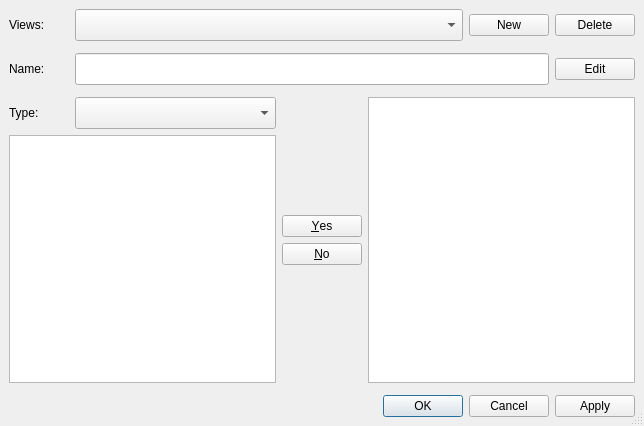
This is oom/widgets/trackvieweditorbase.ui in ccherrett/oom as Qt 5 draws it before an edit. The edited form follows.
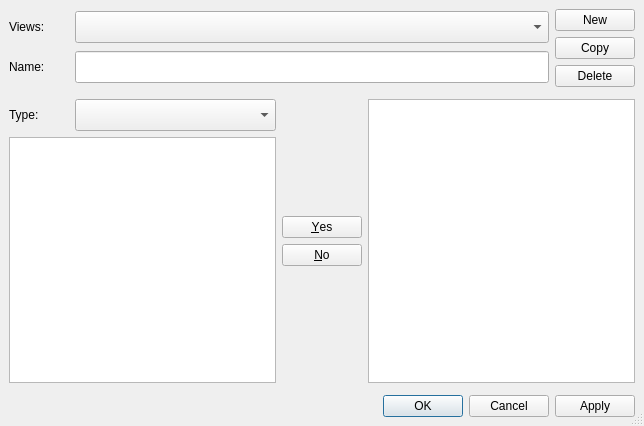
This is the edited form.

Commit message: Updating the trackinfo ui and adding ui base for TV dock

What changed in the file:
```diff
--- a/oom/widgets/trackvieweditorbase.ui
+++ b/oom/widgets/trackvieweditorbase.ui
@@ -34,6 +34,19 @@
     <number>12</number>
    </property>
    <item>
+    <layout class="QHBoxLayout" name="horizontalLayout">
+     <property name="bottomMargin">
+      <number>0</number>
+     </property>
+     <item>
+      <layout class="QVBoxLayout" name="verticalLayout_2">
+       <property name="topMargin">
+        <number>0</number>
+       </property>
+       <property name="bottomMargin">
+        <number>0</number>
+       </property>
+       <item>
     <layout class="QHBoxLayout" name="groupLayout">
      <item>
       <widget class="QLabel" name="lblGroup">
@@ -70,26 +83,6 @@
        </property>
       </widget>
      </item>
-     <item>
-      <widget class="QPushButton" name="btnNew">
-       <property name="sizePolicy">
-        <sizepolicy hsizetype="Fixed" vsizetype="Fixed">
-         <horstretch>0</horstretch>
-         <verstretch>0</verstretch>
-        </sizepolicy>
-       </property>
-       <property name="text">
-        <string>New</string>
-       </property>
-      </widget>
-     </item>
-     <item>
-      <widget class="QPushButton" name="btnDelete">
-       <property name="text">
-        <string>Delete</string>
-       </property>
-      </widget>
-     </item>
     </layout>
    </item>
    <item>
@@ -135,12 +128,46 @@
        </property>
       </widget>
      </item>
+        </layout>
+       </item>
+      </layout>
+     </item>
      <item>
-      <widget class="QPushButton" name="btnEdit">
+      <layout class="QVBoxLayout" name="verticalLayout_3">
+       <property name="rightMargin">
+        <number>0</number>
+       </property>
+       <property name="bottomMargin">
+        <number>0</number>
+       </property>
+       <item>
+        <widget class="QPushButton" name="btnNew">
+         <property name="sizePolicy">
+          <sizepolicy hsizetype="Fixed" vsizetype="Fixed">
+           <horstretch>0</horstretch>
+           <verstretch>0</verstretch>
+          </sizepolicy>
+         </property>
        <property name="text">
-        <string>Edit</string>
-       </property>
-      </widget>
+          <string>New</string>
+         </property>
+        </widget>
+       </item>
+       <item>
+        <widget class="QPushButton" name="btnCopy">
+         <property name="text">
+          <string>Copy</string>
+         </property>
+        </widget>
+       </item>
+       <item>
+        <widget class="QPushButton" name="btnDelete">
+         <property name="text">
+          <string>Delete</string>
+         </property>
+        </widget>
+       </item>
+      </layout>
      </item>
     </layout>
    </item>
```
Lines whose indentation alone changed are shown as unchanged. The commit also changes 1 other file.
